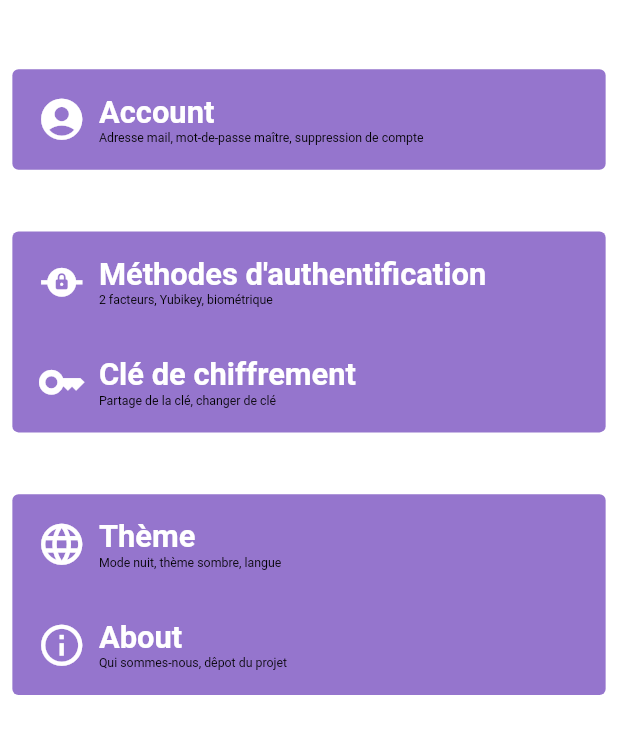
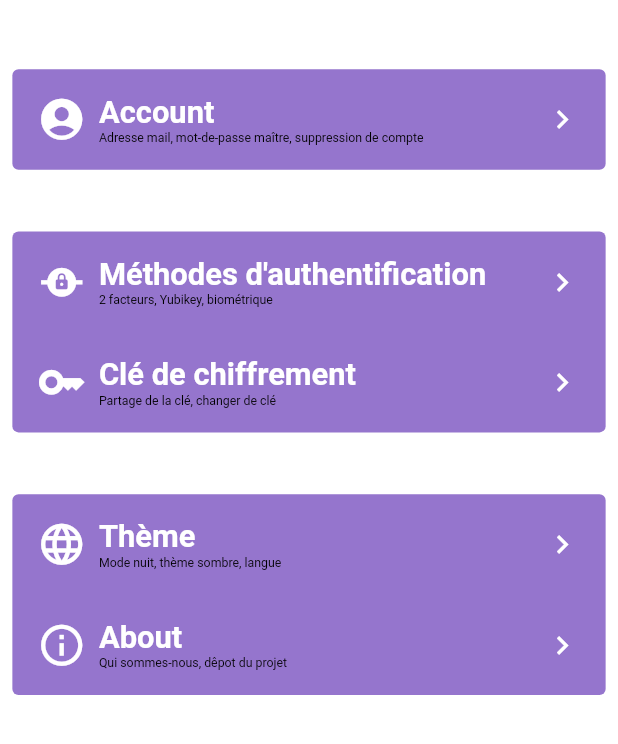
Before and after one commit to AurianJault/PassWorld, a Flutter app: the SettingsPage screen opened directly, on a phone screen of 412 x 824 dp. Shown: the part 132-876 px from the top of the screen. Run offline on Flutter 3.47's test engine with Material 2 defaults, Android fonts, the phone set to English and light mode, and no system bars; our stand-ins replace flutter_secure_storage, google_nav_bar, pretty_qr_code; missing offline and left inert: ai_barcode_scanner, bcrypt, encrypt, encryptor, password_strength, password_strength_checker and 2 more; accounts and stored records are empty; statements that could not run were skipped; project files that could hold a hidden picture were left out.

```diff
--- a/lib/ui/login_page.dart
+++ b/lib/ui/login_page.dart
@@ -117,7 +117,6 @@ class _LoginPageState extends State<LoginPage> {
                           (passwordController.text).trim())) {
                         context.read<Account>().setId = emailController.text;
                         await context.read<Config>().setAppDirPath();
-                        print(context.read<Config>().appDirPath.path);
                         context
                             .read<Account>()
                             .fillVault(context.read<Config>().appDirPath.path);
--- a/lib/ui/settings_page.dart
+++ b/lib/ui/settings_page.dart
@@ -1,5 +1,6 @@
 import 'package:flutter/material.dart';
 import 'package:test/ui/login_page.dart';
+import 'package:test/ui/setting_key_page.dart';
 import 'package:test/ui/widget/page_title_widget.dart';
 import 'package:test/ui/widget/setting_button.dart';
 
@@ -38,8 +39,9 @@ class _SettingsPageState extends State<SettingsPage> {
                     title: "Account",
                     content:
                         "Adresse mail, mot-de-passe maître, suppression de compte",
-                      icon:
-                          const IconData(0xf522, fontFamily: 'MaterialIcons'))),
+                    icon: const IconData(0xf522, fontFamily: 'MaterialIcons'),
+                    page: const LoginPage(),
+                  )),
               SizedBox(
                 height: h * 0.05,
               ),
@@ -53,13 +55,17 @@ class _SettingsPageState extends State<SettingsPage> {
                     SettingButtonWidget(
                       title: "Méthodes d'authentification",
                       content: "2 facteurs, Yubikey, biométrique",
-                        icon: const IconData(0xf0553,
-                            fontFamily: 'MaterialIcons')),
+                      icon:
+                          const IconData(0xf0553, fontFamily: 'MaterialIcons'),
+                      page: const LoginPage(),
+                    ),
                     SettingButtonWidget(
                       title: "Clé de chiffrement",
                       content: "Partage de la clé, changer de clé ",
-                        icon: const IconData(0xf052b,
-                            fontFamily: 'MaterialIcons')),
+                      icon:
+                          const IconData(0xf052b, fontFamily: 'MaterialIcons'),
+                      page: const SettingKeyPage(),
+                    ),
                   ],
                 ),
               ),
@@ -76,13 +82,15 @@ class _SettingsPageState extends State<SettingsPage> {
                     SettingButtonWidget(
                       title: "Thème",
                       content: "Mode nuit, thème sombre, langue",
-                        icon: const IconData(0xf14f,
-                            fontFamily: 'MaterialIcons')),
+                      icon: const IconData(0xf14f, fontFamily: 'MaterialIcons'),
+                      page: const LoginPage(),
+                    ),
                     SettingButtonWidget(
                       title: "About",
                       content: "Qui sommes-nous, dêpot du projet ",
-                        icon: const IconData(0xe33d,
-                            fontFamily: 'MaterialIcons')),
+                      icon: const IconData(0xe33d, fontFamily: 'MaterialIcons'),
+                      page: const LoginPage(),
+                    ),
                   ],
                 ),
               ),
@@ -99,7 +107,7 @@ class _SettingsPageState extends State<SettingsPage> {
                         Navigator.push(
                             context,
                             MaterialPageRoute<dynamic>(
-                                builder: (context) => LoginPage()));
+                                builder: (context) => const LoginPage()));
                       },
                       child: Padding(
                         padding: EdgeInsets.all(h * 0.02),
--- a/lib/ui/widget/setting_button.dart
+++ b/lib/ui/widget/setting_button.dart
@@ -4,12 +4,14 @@ class SettingButtonWidget extends StatelessWidget {
   String title;
   String content;
   IconData icon;
+  StatefulWidget page;
 
   SettingButtonWidget(
       {super.key,
       required this.title,
       required this.content,
-      required this.icon});
+      required this.icon,
+      required this.page});
 
   @override
   Widget build(BuildContext context) {
@@ -22,6 +24,10 @@ class SettingButtonWidget extends StatelessWidget {
       children: [
         Expanded(
           child: InkWell(
+            onTap: () {
+              Navigator.push(context,
+                  MaterialPageRoute<dynamic>(builder: (context) => page));
+            },
             child: Padding(
               padding: EdgeInsets.all(h * 0.02),
               child: Row(children: [
@@ -47,6 +53,12 @@ class SettingButtonWidget extends StatelessWidget {
                       style: TextStyle(fontSize: w * 0.02, color: Colors.black),
                     )
                   ],
+                ),
+                const Spacer(),
+                Icon(
+                  const IconData(0xe355, fontFamily: 'MaterialIcons'),
+                  size: w * 0.06,
+                  color: Colors.white,
                 )
               ]),
             ),
--- a/pubspec.yaml
+++ b/pubspec.yaml
@@ -56,6 +56,7 @@ dependencies:
   screen_brightness_util_platform_interface: ^0.0.2
   screen_brightness_util: ^0.0.3
   ai_barcode_scanner: ^0.0.3
+  encryptor: ^0.0.1
 
 flutter_icons:
   android: "launcher_icon"
```
Also changed, not shown: lib/ui/Qrcode/qrcode.dart (+5 -3 lines), lib/ui/Qrcode/qrcode_password.dart (added, +35 -0 lines), lib/ui/setting_key_page.dart (added, +119 -0 lines), 3 other files. Lines whose indentation alone changed are shown as unchanged.
